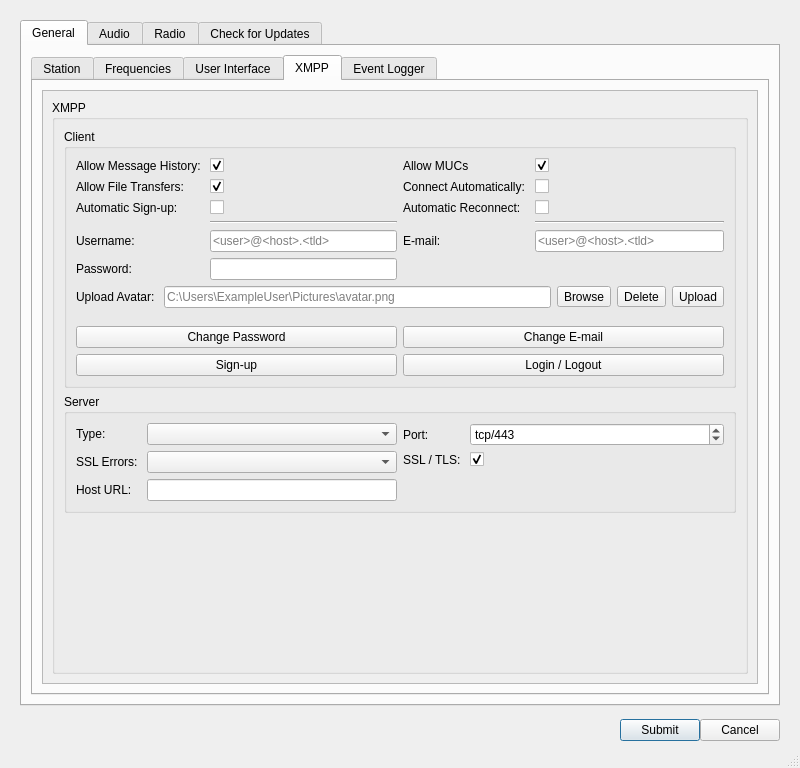
Before: the Qt Designer form src/ui/dialogsettings.ui in GekkoFyre/small-world-deluxe, drawn with Qt 5.
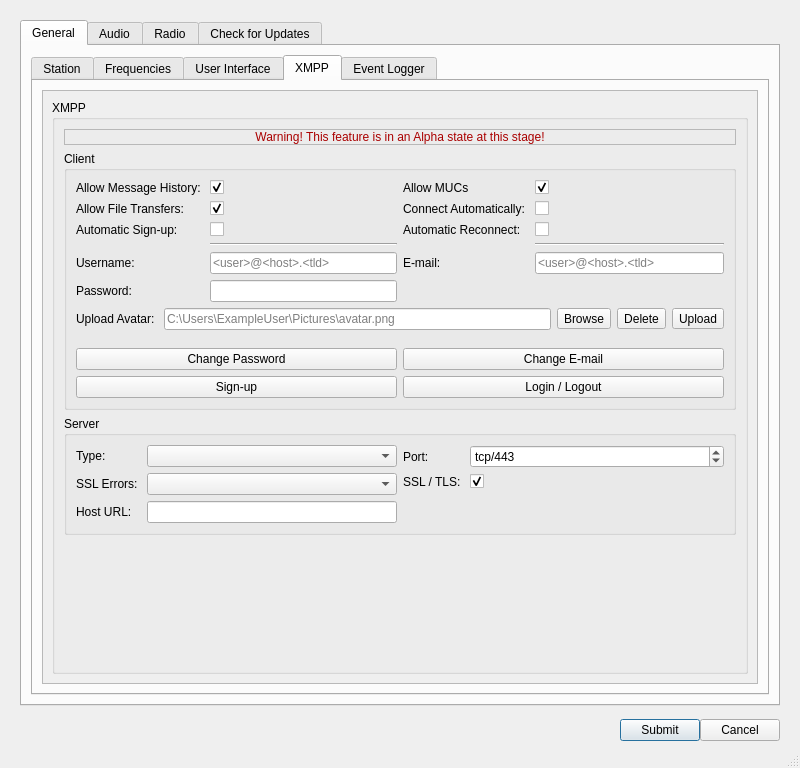
After: the same form once the commit is applied. The open tabs and pages were chosen to show the change.

Commit message: * Created a new class for the chat-side of XMPP within Small World Deluxe. * Created a new class for the custom file data format that Small World Deluxe will use for recording audio, text, and spectrography information against time, if the end-user so chooses. * Added a warning to various areas within SWD that the XMPP side-of-things is very much in the Alpha stage as of right now, and the end-user should take caution when using such functionality.

```diff
--- a/src/ui/dialogsettings.ui
+++ b/src/ui/dialogsettings.ui
@@ -1840,6 +1840,43 @@
                         <string>XMPP</string>
                        </property>
                        <layout class="QVBoxLayout" name="verticalLayout_59">
+                        <item>
+                         <widget class="QFrame" name="frame_xmpp_cfg_header_version_warning">
+                          <property name="frameShape">
+                           <enum>QFrame::StyledPanel</enum>
+                          </property>
+                          <property name="frameShadow">
+                           <enum>QFrame::Raised</enum>
+                          </property>
+                          <layout class="QHBoxLayout" name="horizontalLayout_51">
+                           <property name="leftMargin">
+                            <number>0</number>
+                           </property>
+                           <property name="topMargin">
+                            <number>0</number>
+                           </property>
+                           <property name="rightMargin">
+                            <number>0</number>
+                           </property>
+                           <property name="bottomMargin">
+                            <number>0</number>
+                           </property>
+                           <item>
+                            <widget class="QLabel" name="label_xmpp_cfg_header_version_warning">
+                             <property name="styleSheet">
+                              <string notr="true">color: rgb(170, 0, 0); font: 75 10pt &quot;MS Shell Dlg 2&quot;;</string>
+                             </property>
+                             <property name="text">
+                              <string>Warning! This feature is in an Alpha state at this stage!</string>
+                             </property>
+                             <property name="alignment">
+                              <set>Qt::AlignCenter</set>
+                             </property>
+                            </widget>
+                           </item>
+                          </layout>
+                         </widget>
+                        </item>
                         <item>
                          <widget class="QGroupBox" name="groupBox_xmpp_cfg_client">
                           <property name="title">
```
The commit also changes 8 other files.
